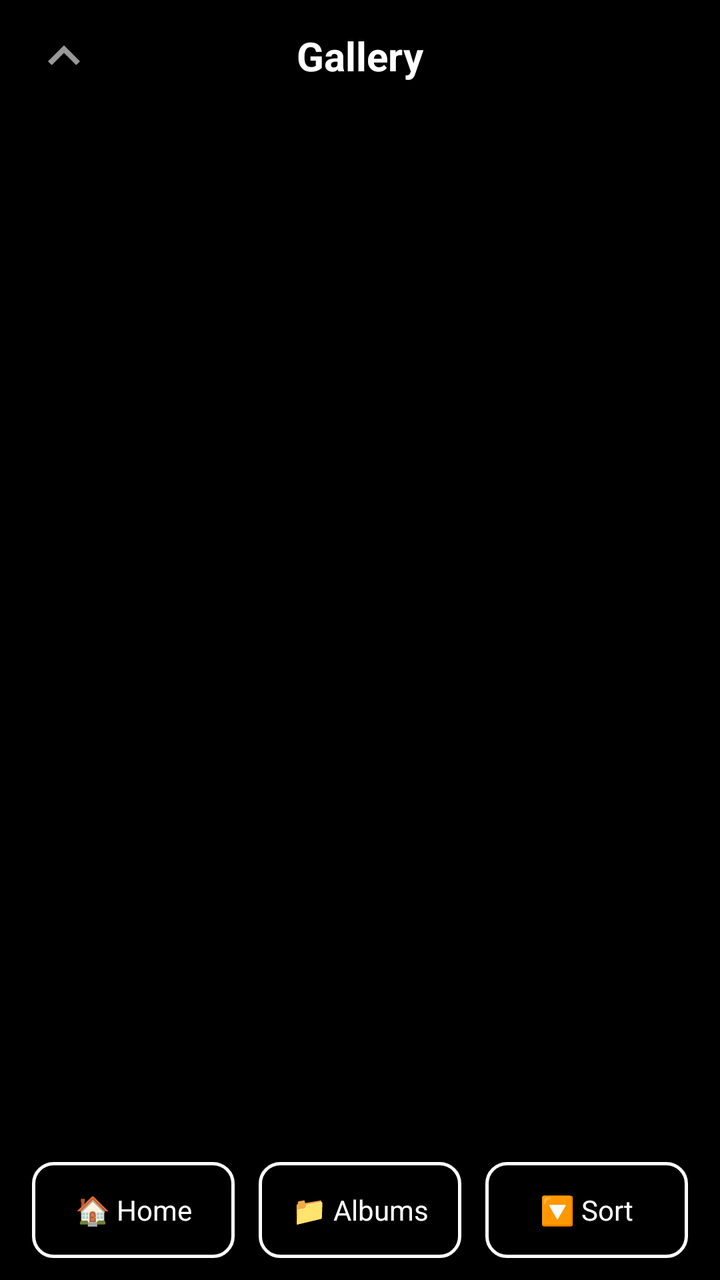
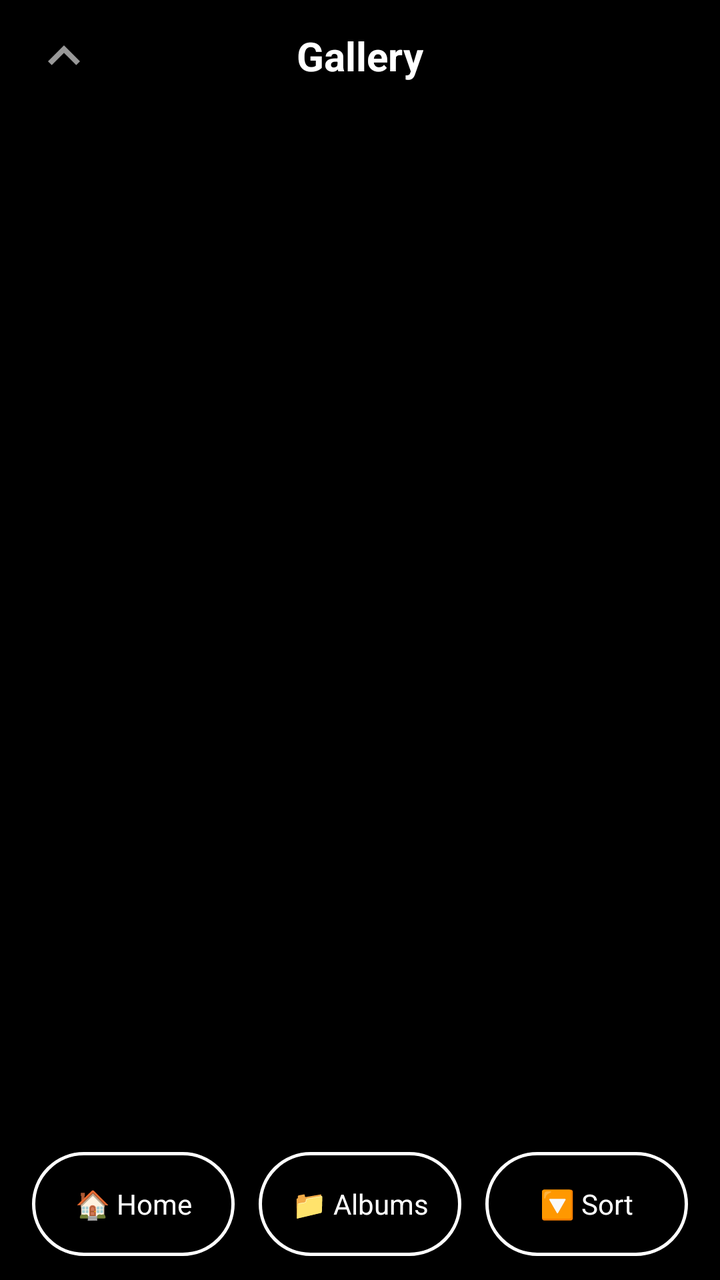

Compare the two renders of this Android layout. The source of the first and the diff that turns it into the second are given below.
<!-- AndroidManifest.xml: activity theme Theme.Transparent -->
<!-- res/layout/activity_gallery.xml -->
<?xml version="1.0" encoding="utf-8"?>
<RelativeLayout xmlns:android="http://schemas.android.com/apk/res/android"
    xmlns:app="http://schemas.android.com/apk/res-auto"
    android:layout_width="match_parent"
    android:layout_height="match_parent"
    android:background="#FF000000"
    android:clickable="true"
    android:focusable="true">

    
    <RelativeLayout
        android:id="@+id/topNavBar"
        android:layout_width="match_parent"
        android:layout_height="56dp"
        android:background="#FF000000"
        android:elevation="12dp"
        android:visibility="visible">

        <ImageButton
            android:id="@+id/btnBackGallery"
            android:layout_width="48dp"
            android:layout_height="48dp"
            android:src="@drawable/ic_back"
            android:background="#00000000"
            android:layout_centerVertical="true"
            android:layout_alignParentStart="true"
            android:layout_marginStart="8dp"
            app:tint="#FFFFFF" />

        <TextView
            android:id="@+id/titleGallery"
            android:layout_width="wrap_content"
            android:layout_height="wrap_content"
            android:layout_centerInParent="true"
            android:text="Gallery"
            android:textColor="#FFFFFF"
            android:textSize="20sp"
            android:textStyle="bold" />
    </RelativeLayout>

    
    <RelativeLayout
        android:id="@+id/selectionTopBar"
        android:layout_width="match_parent"
        android:layout_height="56dp"
        android:background="#FF000000"
        android:visibility="gone"
        android:elevation="12dp">

        <ImageButton
            android:id="@+id/btnCloseSelection"
            android:layout_width="48dp"
            android:layout_height="48dp"
            android:src="@drawable/ic_close"
            android:background="#00000000"
            android:layout_centerVertical="true"
            android:layout_alignParentStart="true"
            android:layout_marginStart="8dp"
            app:tint="#FFFFFF" />

        <TextView
            android:id="@+id/selectionCount"
            android:layout_width="wrap_content"
            android:layout_height="wrap_content"
            android:layout_centerInParent="true"
            android:text="0 selected"
            android:textColor="#FFFFFF"
            android:textSize="18sp"
            android:textStyle="bold" />
    </RelativeLayout>

    
    <RelativeLayout
        android:id="@+id/emptyStateContainer"
        android:layout_width="match_parent"
        android:layout_height="match_parent"
        android:layout_below="@+id/topNavBar"
        android:layout_above="@+id/bottomBar"
        android:visibility="gone"
        android:gravity="center">

        <TextView
            android:id="@+id/emptyStateText"
            android:layout_width="wrap_content"
            android:layout_height="wrap_content"
            android:layout_centerInParent="true"
            android:text="No media found"
            android:textColor="#FFFFFF"
            android:textSize="18sp" />
    </RelativeLayout>

    
    <androidx.recyclerview.widget.RecyclerView
        android:id="@+id/galleryRecycler"
        android:layout_width="match_parent"
        android:layout_height="match_parent"
        android:layout_below="@+id/topNavBar"
        android:layout_above="@+id/bottomBar"
        android:padding="4dp"
        android:clipToPadding="false" />

    
    <androidx.recyclerview.widget.RecyclerView
        android:id="@+id/albumRecycler"
        android:layout_width="match_parent"
        android:layout_height="match_parent"
        android:layout_below="@+id/topNavBar"
        android:layout_above="@+id/bottomBar"
        android:visibility="gone"
        android:padding="8dp" />
    
    <LinearLayout
        android:id="@+id/bottomBar"
        android:layout_width="match_parent"
        android:layout_height="70dp"
        android:layout_alignParentBottom="true"
        android:orientation="horizontal"
        android:gravity="center"
        android:background="#FF000000"
        android:elevation="16dp"
        android:paddingStart="12dp"
        android:paddingEnd="12dp"
        android:paddingTop="8dp"
        android:paddingBottom="8dp">

        <TextView
            android:id="@+id/btnHome"
            style="@style/BottomBarButton"
            android:layout_marginEnd="6dp"
            android:text="🏠 Home" />

        <TextView
            android:id="@+id/btnAlbums"
            style="@style/BottomBarButton"
            android:layout_marginStart="6dp"
            android:layout_marginEnd="6dp"
            android:text="📁 Albums" />

        <TextView
            android:id="@+id/btnSort"
            style="@style/BottomBarButton"
            android:layout_marginStart="6dp"
            android:text="🔽 Sort" />

    </LinearLayout>
    
    <LinearLayout
        android:id="@+id/selectionBar"
        android:layout_width="match_parent"
        android:layout_height="60dp"
        android:layout_alignParentBottom="true"
        android:orientation="horizontal"
        android:gravity="center"
        android:background="#FF000000"
        android:elevation="16dp"
        android:padding="8dp"
        android:visibility="gone">

        <TextView
            android:id="@+id/btnBinSelected"
            style="@style/BottomBarButton"
            android:layout_width="0dp"
            android:layout_height="match_parent"
            android:layout_weight="1"
            android:gravity="center"
            android:text="🗑️ Bin"
            android:textColor="#FF4444"
            android:textSize="14sp" />

        <View
            android:layout_width="1dp"
            android:layout_height="match_parent"
            android:background="#33FFFFFF" />

        <TextView
            android:id="@+id/btnShareSelected"
            style="@style/BottomBarButton"
            android:layout_width="0dp"
            android:layout_height="match_parent"
            android:layout_weight="1"
            android:gravity="center"
            android:text="📤 Share"
            android:textColor="#FFFFFF"
            android:textSize="14sp" />

        <View
            android:layout_width="1dp"
            android:layout_height="match_parent"
            android:background="#33FFFFFF" />

        <TextView
            android:id="@+id/btnInfoSelected"
            style="@style/BottomBarButton"
            android:layout_width="0dp"
            android:layout_height="match_parent"
            android:layout_weight="1"
            android:gravity="center"
            android:text="ℹ️ Info"
            android:textColor="#FFFFFF"
            android:textSize="14sp" />

        <View
            android:layout_width="1dp"
            android:layout_height="match_parent"
            android:background="#33FFFFFF" />

        <TextView
            android:id="@+id/btnFavoriteSelected"
            style="@style/BottomBarButton"
            android:layout_width="0dp"
            android:layout_height="match_parent"
            android:layout_weight="1"
            android:gravity="center"
            android:text="⭐ Favorite"
            android:textColor="#FFFFFF"
            android:textSize="14sp" />
    </LinearLayout>

    
    <LinearLayout
        android:id="@+id/binBottomBar"
        android:layout_width="match_parent"
        android:layout_height="60dp"
        android:layout_alignParentBottom="true"
        android:orientation="horizontal"
        android:gravity="center"
        android:background="#FF000000"
        android:elevation="16dp"
        android:padding="8dp"
        android:visibility="gone">

        <TextView
            android:id="@+id/btnRestore"
            style="@style/BottomBarButton"
            android:layout_width="0dp"
            android:layout_height="match_parent"
            android:layout_weight="1"
            android:gravity="center"
            android:text="↩️ Restore"
            android:textColor="#4CAF50"
            android:textSize="14sp" />

        <View
            android:layout_width="1dp"
            android:layout_height="match_parent"
            android:background="#33FFFFFF" />

        <TextView
            android:id="@+id/btnDeletePermanent"
            style="@style/BottomBarButton"
            android:layout_width="0dp"
            android:layout_height="match_parent"
            android:layout_weight="1"
            android:gravity="center"
            android:text="🗑️ Delete"
            android:textColor="#FF4444"
            android:textSize="14sp" />
    </LinearLayout>

    
    <LinearLayout
        android:id="@+id/sortOptions"
        android:layout_width="match_parent"
        android:layout_height="wrap_content"
        android:layout_above="@+id/bottomBar"
        android:orientation="vertical"
        android:visibility="gone"
        android:background="#FF000000"
        android:padding="8dp"
        android:elevation="12dp">

        <TextView
            android:id="@+id/sortImages"
            style="@style/SortOptionButton"
            android:layout_width="match_parent"
            android:layout_height="48dp"
            android:gravity="center"
            android:text="🖼️ Images"
            android:textColor="#FFFFFF"
            android:textSize="16sp"
            android:padding="8dp" />

        <View
            android:layout_width="match_parent"
            android:layout_height="1dp"
            android:background="#33FFFFFF" />

        <TextView
            android:id="@+id/sortVideos"
            style="@style/SortOptionButton"
            android:layout_width="match_parent"
            android:layout_height="48dp"
            android:gravity="center"
            android:text="🎬 Videos"
            android:textColor="#FFFFFF"
            android:textSize="16sp"
            android:padding="8dp" />

        <View
            android:layout_width="match_parent"
            android:layout_height="1dp"
            android:background="#33FFFFFF" />

        <TextView
            android:id="@+id/sortFavorites"
            style="@style/SortOptionButton"
            android:layout_width="match_parent"
            android:layout_height="48dp"
            android:gravity="center"
            android:text="⭐ Favorites"
            android:textColor="#FFFFFF"
            android:textSize="16sp"
            android:padding="8dp" />

        <View
            android:layout_width="match_parent"
            android:layout_height="1dp"
            android:background="#33FFFFFF" />

        <TextView
            android:id="@+id/sortBin"
            style="@style/SortOptionButton"
            android:layout_width="match_parent"
            android:layout_height="48dp"
            android:gravity="center"
            android:text="🗑️ Bin"
            android:textColor="#FFFFFF"
            android:textSize="16sp"
            android:padding="8dp" />
    </LinearLayout>

    
    <RelativeLayout
        android:id="@+id/videoPlayerContainer"
        android:layout_width="match_parent"
        android:layout_height="match_parent"
        android:visibility="gone"
        android:background="#CC000000"
        android:clickable="true"
        android:focusable="true"
        android:fitsSystemWindows="false">

        <VideoView
            android:id="@+id/videoView"
            android:layout_width="match_parent"
            android:layout_height="match_parent"
            android:layout_centerInParent="true" />

        <LinearLayout
            android:id="@+id/videoCenterControls"
            android:layout_width="wrap_content"
            android:layout_height="wrap_content"
            android:layout_centerInParent="true"
            android:orientation="horizontal"
            android:gravity="center"
            android:background="#00000000"
            android:padding="24dp"
            android:elevation="24dp"
            android:visibility="gone">

            <ImageButton
                android:id="@+id/btnSkipBackward"
                android:layout_width="56dp"
                android:layout_height="56dp"
                android:src="@drawable/ic_skip_back"
                android:background="#00000000"
                app:tint="#FFFFFF"
                android:scaleType="centerInside" />

            <ImageButton
                android:id="@+id/btnCenterPlayPause"
                android:layout_width="72dp"
                android:layout_height="72dp"
                android:src="@android:drawable/ic_media_play"
                android:background="#00000000"
                app:tint="#FFFFFF"
                android:layout_marginStart="24dp"
                android:layout_marginEnd="24dp"
                android:scaleType="centerInside" />

            <ImageButton
                android:id="@+id/btnSkipForward"
                android:layout_width="56dp"
                android:layout_height="56dp"
                android:src="@drawable/ic_skip_forward"
                android:background="#00000000"
                app:tint="#FFFFFF"
                android:scaleType="centerInside" />
        </LinearLayout>

        <LinearLayout
            android:id="@+id/videoBottomControls"
            android:layout_width="match_parent"
            android:layout_height="wrap_content"
            android:layout_alignParentBottom="true"
            android:layout_marginBottom="16dp"
            android:orientation="horizontal"
            android:gravity="center"
            android:padding="12dp"
            android:background="#FF000000"
            android:visibility="gone">

            <ImageButton
                android:id="@+id/btnFavorite"
                android:layout_width="0dp"
                android:layout_height="40dp"
                android:layout_weight="1"
                android:src="@drawable/ic_star_empty"
                android:background="#00000000"
                app:tint="#FFD700"
                android:scaleType="centerInside" />

            <ImageButton
                android:id="@+id/btnDelete"
                android:layout_width="0dp"
                android:layout_height="40dp"
                android:layout_weight="1"
                android:src="@drawable/ic_delete"
                android:background="#00000000"
                app:tint="#FF4444"
                android:scaleType="centerInside" />

            <ImageButton
                android:id="@+id/btnPlayPause"
                android:layout_width="0dp"
                android:layout_height="48dp"
                android:layout_weight="1.5"
                android:src="@android:drawable/ic_media_play"
                android:background="#00000000"
                app:tint="#FFFFFF"
                android:scaleType="centerInside" />

            <ImageButton
                android:id="@+id/btnRotate"
                android:layout_width="0dp"
                android:layout_height="40dp"
                android:layout_weight="1"
                android:src="@drawable/ic_rotate"
                android:background="#00000000"
                app:tint="#FFFFFF"
                android:scaleType="centerInside" />

            <ImageButton
                android:id="@+id/btnInfo"
                android:layout_width="0dp"
                android:layout_height="40dp"
                android:layout_weight="1"
                android:src="@drawable/ic_info"
                android:background="#FF000000"
                app:tint="#FFFFFF"
                android:scaleType="centerInside" />

            <ImageButton
                android:id="@+id/btnCloseVideo"
                android:layout_width="0dp"
                android:layout_height="40dp"
                android:layout_weight="1"
                android:src="@drawable/ic_close"
                android:background="#00000000"
                app:tint="#FFFFFF"
                android:scaleType="centerInside" />
        </LinearLayout>

        <TextView
            android:id="@+id/videoTime"
            android:layout_width="wrap_content"
            android:layout_height="wrap_content"
            android:layout_above="@+id/videoBottomControls"
            android:layout_centerHorizontal="true"
            android:layout_marginBottom="8dp"
            android:text="00:00 / 00:00"
            android:textColor="#FFFFFF"
            android:textSize="14sp"
            android:visibility="gone" />
    </RelativeLayout>

</RelativeLayout>
<!-- resources referenced by this layout -->
<resources>
  <!-- drawable ic_skip_back (drawable) -->
  <vector xmlns:android="http://schemas.android.com/apk/res/android"
      android:width="24dp"
      android:height="24dp"
      android:viewportWidth="24"
      android:viewportHeight="24">
      <path
          android:fillColor="#FFFFFF"
          android:pathData="M20,18 L10,12 L20,6 L20,18 Z M8,6 L8,18 L6,18 L6,6 L8,6 Z" />
  </vector>
  <!-- drawable ic_skip_forward (drawable) -->
  <vector xmlns:android="http://schemas.android.com/apk/res/android"
      android:width="24dp"
      android:height="24dp"
      android:viewportWidth="24"
      android:viewportHeight="24">
      <path
          android:fillColor="#FFFFFF"
          android:pathData="M4,18 L14,12 L4,6 L4,18 Z M16,6 L16,18 L18,18 L18,6 L16,6 Z" />
  </vector>
  <style name="BottomBarButton">
          <item name="android:layout_width">0dp</item>
          <item name="android:layout_height">48dp</item>
          <item name="android:layout_weight">1</item>
          <item name="android:gravity">center</item>
          <item name="android:textColor">#FFFFFF</item>
          <item name="android:textSize">14sp</item>
          <item name="android:background">@drawable/bottom_bar_button</item>
          <item name="android:padding">8dp</item>
          <item name="android:clickable">true</item>
          <item name="android:focusable">true</item>
          <item name="android:layout_marginStart">4dp</item>
          <item name="android:layout_marginEnd">4dp</item>
      </style>
  <style name="SortOptionButton">
              <item name="android:background">@drawable/bg_button_translucent</item>
              <item name="android:textSize">16sp</item>
              <item name="android:textColor">#FFFFFF</item>
          </style>
  <!-- drawable bottom_bar_button (drawable) -->
  <?xml version="1.0" encoding="utf-8"?>
  <selector xmlns:android="http://schemas.android.com/apk/res/android">
      
      <item android:state_selected="true">
          <layer-list>
              
              <item>
                  <shape android:shape="rectangle">
                      <solid android:color="#1AFFFFFF" />
                      <corners android:radius="10dp" />
                  </shape>
              </item>
              
              <item>
                  <shape android:shape="rectangle">
                      <solid android:color="#FF000000" />
                      <stroke
                          android:width="2dp"
                          android:color="#FFFFFF" />
                      <corners android:radius="10dp" />
                  </shape>
              </item>
              
              <item>
                  <shape android:shape="rectangle">
                      <solid android:color="#33FFFFFF" />
                      <corners android:radius="10dp" />
                  </shape>
              </item>
          </layer-list>
      </item>
  
      
      <item android:state_pressed="true">
          <shape android:shape="rectangle">
              <solid android:color="#FF000000" />
              <stroke
                  android:width="1.5dp"
                  android:color="#88FFFFFF" />
              <corners android:radius="10dp" />
          </shape>
      </item>
  
      
      <item>
          <shape android:shape="rectangle">
              <solid android:color="#FF000000" />
              <stroke
                  android:width="1.5dp"
                  android:color="#FFFFFF" />
              <corners android:radius="10dp" />
          </shape>
      </item>
  </selector>
  <!-- drawable bg_button_translucent (drawable) -->
  <?xml version="1.0" encoding="utf-8"?>
  <shape xmlns:android="http://schemas.android.com/apk/res/android">
      <solid android:color="#40FFFFFF" />
      <corners android:radius="8dp" />
      <stroke android:width="1dp" android:color="#60FFFFFF" />
  </shape>
  <!-- unchanged entries left out for length: 7 -->
</resources>

<!-- the commit's change to res/layout/activity_gallery.xml (unified diff, before → after) -->
@@ -109,10 +109,11 @@
         android:visibility="gone"
         android:padding="8dp" />
     
+    
     <LinearLayout
         android:id="@+id/bottomBar"
         android:layout_width="match_parent"
-        android:layout_height="70dp"
+        android:layout_height="76dp"
         android:layout_alignParentBottom="true"
         android:orientation="horizontal"
         android:gravity="center"
@@ -120,8 +121,8 @@
         android:elevation="16dp"
         android:paddingStart="12dp"
         android:paddingEnd="12dp"
-        android:paddingTop="8dp"
-        android:paddingBottom="8dp">
+        android:paddingTop="10dp"
+        android:paddingBottom="10dp">
 
         <TextView
             android:id="@+id/btnHome"
<!-- resource entries referenced after the edit -->
@@ -22,7 +22,7 @@
   </vector>
   <style name="BottomBarButton">
           <item name="android:layout_width">0dp</item>
-          <item name="android:layout_height">48dp</item>
+          <item name="android:layout_height">52dp</item>
           <item name="android:layout_weight">1</item>
           <item name="android:gravity">center</item>
           <item name="android:textColor">#FFFFFF</item>
@@ -49,7 +49,7 @@
               <item>
                   <shape android:shape="rectangle">
                       <solid android:color="#1AFFFFFF" />
-                      <corners android:radius="10dp" />
+                      <corners android:radius="50dp" />
                   </shape>
               </item>
               
@@ -59,14 +59,14 @@
                       <stroke
                           android:width="2dp"
                           android:color="#FFFFFF" />
-                      <corners android:radius="10dp" />
+                      <corners android:radius="50dp" />
                   </shape>
               </item>
               
               <item>
                   <shape android:shape="rectangle">
                       <solid android:color="#33FFFFFF" />
-                      <corners android:radius="10dp" />
+                      <corners android:radius="50dp" />
                   </shape>
               </item>
           </layer-list>
@@ -79,7 +79,7 @@
               <stroke
                   android:width="1.5dp"
                   android:color="#88FFFFFF" />
-              <corners android:radius="10dp" />
+              <corners android:radius="50dp" />
           </shape>
       </item>
   
@@ -90,7 +90,7 @@
               <stroke
                   android:width="1.5dp"
                   android:color="#FFFFFF" />
-              <corners android:radius="10dp" />
+              <corners android:radius="50dp" />
           </shape>
       </item>
   </selector>
